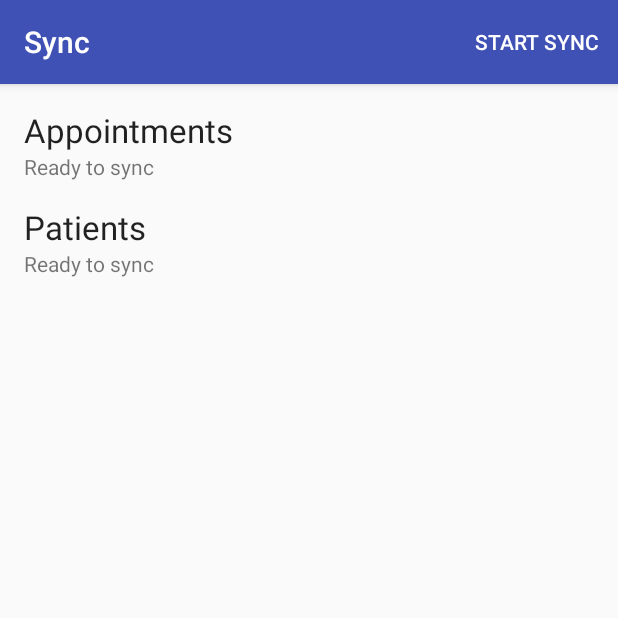
After one commit to yehancha/N_Cure, an Android app: the SyncActivity screen opened directly, with no data from a screen before it, on a phone screen of 412 x 824 dp, the top half of it. The commit adds this screen. Run offline under Robolectric (Android 15) with nearby library versions, the phone set to English and light mode, and no system bars; our stand-ins replace Volley.

Commit message:
Implement sync

```diff
--- a/app/src/main/AndroidManifest.xml
+++ b/app/src/main/AndroidManifest.xml
@@ -22,8 +22,11 @@
         <activity
             android:name=".PatientActivity"
             android:launchMode="singleTop" />
-        <activity android:name=".PatientsActiviy"
+        <activity
+            android:name=".PatientsActiviy"
             android:launchMode="singleTop" />
+        <activity android:name=".SyncActivity"
+            android:label="@string/title_activity_sync"></activity>
     </application>
 
 </manifest>
--- a/app/src/main/java/com/yehancha/jay/ncure/BaseModel.java
+++ b/app/src/main/java/com/yehancha/jay/ncure/BaseModel.java
@@ -118,4 +118,8 @@ public abstract class BaseModel<T extends BaseModel> {
     private static String[] getSelectionArgsForRowId(long _id) {
         return new String[] { String.valueOf(_id) };
     }
+
+    public boolean delete(SQLiteDatabase db) {
+        return db.delete(getTableName(), "_id=?", new String[] { String.valueOf(_id) }) > 0;
+    }
 }
--- a/app/src/main/java/com/yehancha/jay/ncure/Patient.java
+++ b/app/src/main/java/com/yehancha/jay/ncure/Patient.java
@@ -99,6 +99,6 @@ public class Patient extends BaseModel<Patient> {
 
     @Override
     public String toString() {
-        return dateFormat.format(lastUpdated) + ": " + name;
+        return (lastUpdated != null ? dateFormat.format(lastUpdated) : "") + ": " + name;
     }
 }
--- a/app/src/main/java/com/yehancha/jay/ncure/PatientActivity.java
+++ b/app/src/main/java/com/yehancha/jay/ncure/PatientActivity.java
@@ -52,7 +52,10 @@ public class PatientActivity extends ActionButtonActivity implements DatePickerD
 
         if (!newPatient) {
             loadPatient();
-            calendar.setTime(patient.getLastUpdated());
+            Date lastUpdated = patient.getLastUpdated();
+            if (lastUpdated != null) {
+                calendar.setTime(patient.getLastUpdated());
+            }
         }
     }
 
--- a/app/src/main/java/com/yehancha/jay/ncure/Utils.java
+++ b/app/src/main/java/com/yehancha/jay/ncure/Utils.java
@@ -5,7 +5,7 @@ import android.content.SharedPreferences;
 import android.preference.PreferenceManager;
 
 public class Utils {
-    public static final String SERVER_URL = "http://192.168.2.7/n-cure/";
+    public static final String SERVER_URL = "http://192.168.43.223/n-cure/";
 
     private static final String PREF_KEY_USER_ID = "user_id";
 
--- /dev/null
+++ b/app/src/main/res/layout/activity_sync.xml
@@ -0,0 +1,51 @@
+<?xml version="1.0" encoding="utf-8"?>
+<RelativeLayout xmlns:android="http://schemas.android.com/apk/res/android"
+    xmlns:tools="http://schemas.android.com/tools"
+    android:layout_width="match_parent"
+    android:layout_height="match_parent"
+    android:paddingBottom="@dimen/activity_vertical_margin"
+    android:paddingLeft="@dimen/activity_horizontal_margin"
+    android:paddingRight="@dimen/activity_horizontal_margin"
+    android:paddingTop="@dimen/activity_vertical_margin"
+    tools:context="com.yehancha.jay.ncure.SyncActivity">
+
+    <ScrollView
+        android:layout_width="match_parent"
+        android:layout_height="match_parent">
+
+        <LinearLayout
+            android:layout_width="match_parent"
+            android:layout_height="wrap_content"
+            android:orientation="vertical">
+
+            <TextView
+                android:layout_width="wrap_content"
+                android:layout_height="wrap_content"
+                android:textAppearance="?android:attr/textAppearanceLarge"
+                android:text="Appointments" />
+
+            <TextView
+                android:layout_width="wrap_content"
+                android:layout_height="wrap_content"
+                android:textAppearance="?android:attr/textAppearanceSmall"
+                android:text="Ready to sync"
+                android:id="@+id/tv_status_appointments" />
+
+            <TextView
+                android:layout_width="wrap_content"
+                android:layout_height="wrap_content"
+                android:textAppearance="?android:attr/textAppearanceLarge"
+                android:text="Patients"
+                android:layout_marginTop="@dimen/activity_vertical_margin"/>
+
+            <TextView
+                android:layout_width="wrap_content"
+                android:layout_height="wrap_content"
+                android:textAppearance="?android:attr/textAppearanceSmall"
+                android:text="Ready to sync"
+                android:id="@+id/tv_status_patients" />
+        </LinearLayout>
+
+    </ScrollView>
+
+</RelativeLayout>
--- /dev/null
+++ b/app/src/main/res/menu/sync.xml
@@ -0,0 +1,7 @@
+<?xml version="1.0" encoding="utf-8"?>
+<menu xmlns:android="http://schemas.android.com/apk/res/android"
+    xmlns:app="http://schemas.android.com/apk/res-auto">
+    <item android:id="@+id/action_start_sync"
+        android:title="@string/lbl_action_start_sync"
+        app:showAsAction="always"/>
+</menu>
--- a/app/src/main/res/values/strings.xml
+++ b/app/src/main/res/values/strings.xml
@@ -26,4 +26,7 @@
     <string name="msg_empty_city">Please fill the city.</string>
     <string name="msg_empty_disease">Please fill the disease</string>
     <string name="hint_search">Search</string>
+    <string name="title_activity_sync">Sync</string>
+    <string name="lbl_action_start_sync">Start sync</string>
+    <string name="lbl_action_sync">Sync</string>
 </resources>
```
Also changed, not shown: app/src/main/java/com/yehancha/jay/ncure/ActionButtonActivity.java (+24 -0 lines), app/src/main/java/com/yehancha/jay/ncure/LoginActivity.java (+23 -1 lines), app/src/main/java/com/yehancha/jay/ncure/SyncActivity.java (added, +230 -0 lines), app/src/main/res/menu/main.xml (added, +7 -0 lines), app/src/main/res/drawable-hdpi/ic_sync_black_24dp.png (added), app/src/main/res/drawable-mdpi/ic_sync_black_24dp.png (added), app/src/main/res/drawable-xhdpi/ic_sync_black_24dp.png (added), app/src/main/res/drawable-xxhdpi/ic_sync_black_24dp.png (added), app/src/main/res/drawable-xxxhdpi/ic_sync_black_24dp.png (added).
